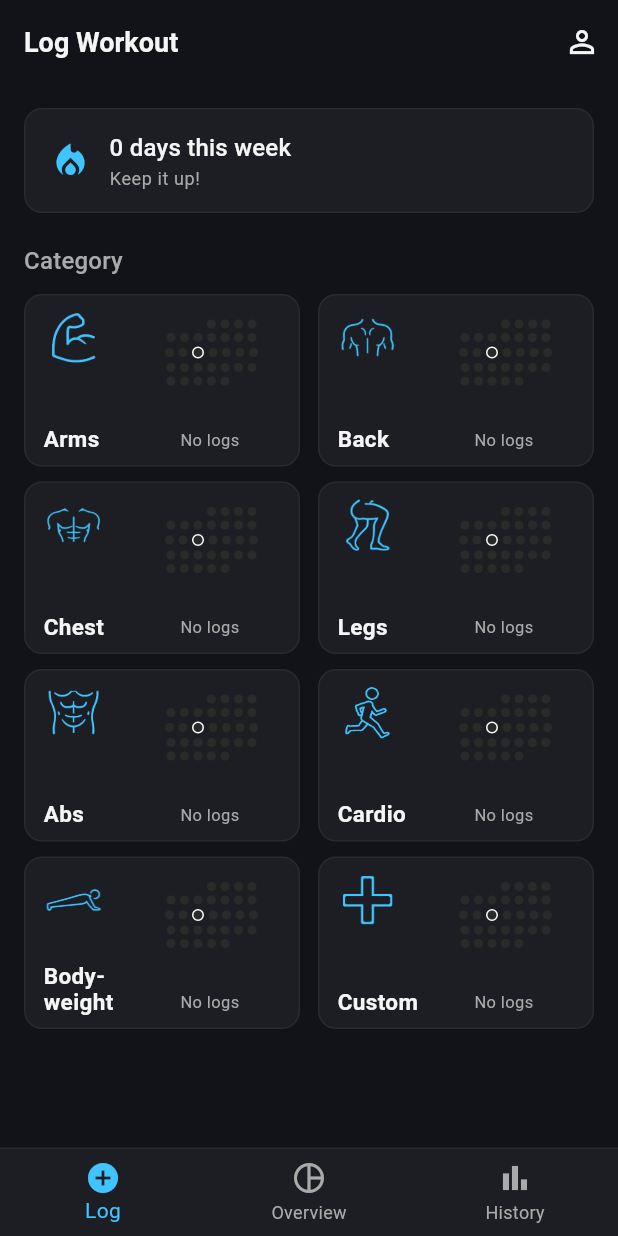
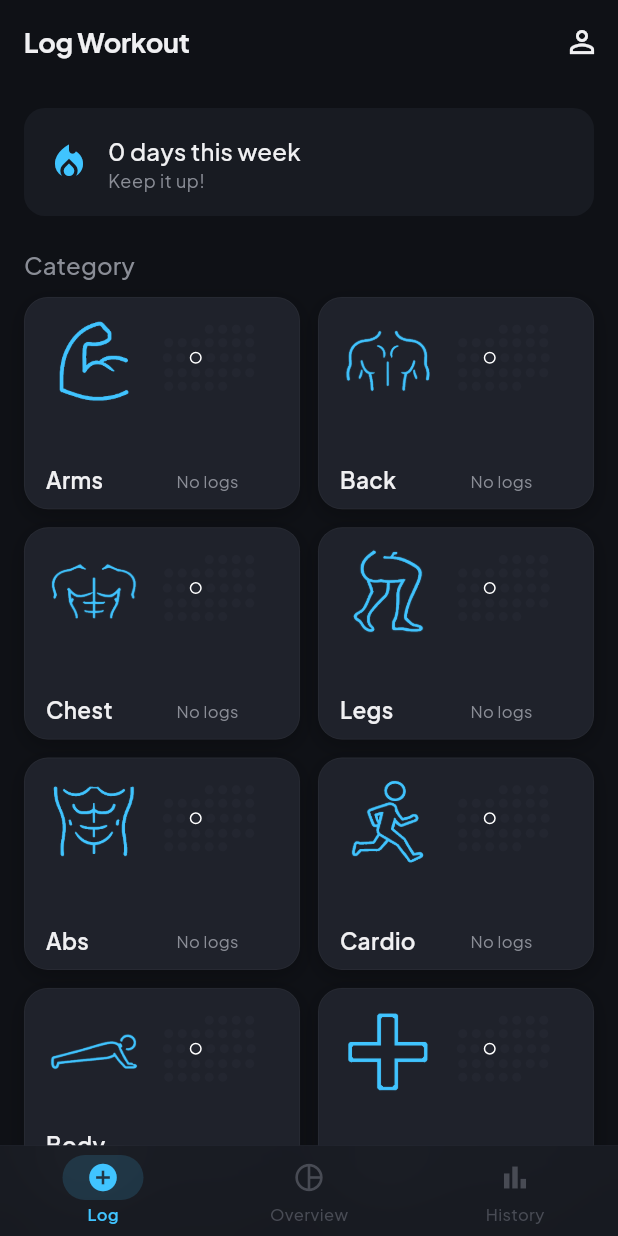
Before and after one commit to florenceyay/workout_app, a Flutter app: the screen it shows once a user with an empty profile is signed in, on a phone screen of 412 x 824 dp. Run offline on Flutter 3.47's test engine with Material 3 defaults, Android fonts, the phone set to English and light mode, and no system bars; our stand-ins replace cloud_firestore, firebase_auth, firebase_core, fl_chart, flutter_riverpod, google_fonts and 3 more; accounts and stored records are empty.

Commit message:
UI polish pass and dependency updates across workout, history, and overview screens
Co-Authored-By: Claude Sonnet 4.6 <noreply@anthropic.com>

```diff
--- a/lib/features/shared/theme/app_theme.dart
+++ b/lib/features/shared/theme/app_theme.dart
@@ -1,14 +1,16 @@
 import 'package:flutter/material.dart';
+import 'package:google_fonts/google_fonts.dart';
 
 class AppColors {
-  static const background = Color(0xFF111318);
-  static const surface = Color(0xFF1C1E24);
+  static const background = Color(0xFF0F1116);
+  static const surface = Color(0xFF181B22);
+  static const surfaceLight = Color(0xFF1F222B); // elevated cards
   static Color accent = const Color(0xFF40C4FF);
-  static const textPrimary = Color(0xFFF5F5F5);
-  static const textSecondary = Color(0xFFAAAAAA);
-  static const textGhost = Color(0xFF555555);
+  static const textPrimary = Color(0xFFF0F0F2);
+  static const textSecondary = Color(0xFF8A8D96);
+  static const textGhost = Color(0xFF484B54);
   static const prGold = Color(0xFFFFD700);
-  static const divider = Color(0xFF2A2A2A);
+  static const divider = Color(0xFF232630);
   static const error = Color(0xFFCF6679);
 }
 
@@ -27,14 +29,39 @@ const List<Color> themeColors = [
   Color(0xFF14B8A6), // Teal
 ];
 
+TextTheme _buildTextTheme() {
+  final base = GoogleFonts.plusJakartaSansTextTheme();
+  return base.copyWith(
+    headlineLarge: base.headlineLarge?.copyWith(
+        color: AppColors.textPrimary, fontSize: 28, fontWeight: FontWeight.w700, letterSpacing: -0.5),
+    headlineMedium: base.headlineMedium?.copyWith(
+        color: AppColors.textPrimary, fontSize: 22, fontWeight: FontWeight.w700, letterSpacing: -0.3),
+    titleLarge: base.titleLarge?.copyWith(
+        color: AppColors.textPrimary, fontSize: 18, fontWeight: FontWeight.w600, letterSpacing: -0.2),
+    titleMedium: base.titleMedium?.copyWith(
+        color: AppColors.textPrimary, fontSize: 16, fontWeight: FontWeight.w500),
+    bodyLarge: base.bodyLarge?.copyWith(
+        color: AppColors.textPrimary, fontSize: 16, fontWeight: FontWeight.w400),
+    bodyMedium: base.bodyMedium?.copyWith(
+        color: AppColors.textSecondary, fontSize: 14, fontWeight: FontWeight.w400),
+    bodySmall: base.bodySmall?.copyWith(
+        color: AppColors.textSecondary, fontSize: 12, fontWeight: FontWeight.w400),
+    labelLarge: base.labelLarge?.copyWith(
+        color: AppColors.textPrimary, fontSize: 14, fontWeight: FontWeight.w600),
+  );
+}
+
 ThemeData buildAppTheme({Color? accentColor}) {
   if (accentColor != null) {
     AppColors.accent = accentColor;
   }
   final accent = AppColors.accent;
+  final textTheme = _buildTextTheme();
+
   return ThemeData(
     brightness: Brightness.dark,
     scaffoldBackgroundColor: AppColors.background,
+    fontFamily: GoogleFonts.plusJakartaSans().fontFamily,
     colorScheme: ColorScheme.dark(
       primary: accent,
       secondary: accent,
@@ -44,39 +71,42 @@ ThemeData buildAppTheme({Color? accentColor}) {
       onSecondary: AppColors.textPrimary,
       onSurface: AppColors.textPrimary,
     ),
-    appBarTheme: const AppBarTheme(
+    appBarTheme: AppBarTheme(
       backgroundColor: AppColors.background,
       foregroundColor: AppColors.textPrimary,
       elevation: 0,
       centerTitle: false,
+      titleTextStyle: textTheme.titleLarge,
     ),
     cardTheme: CardThemeData(
       color: AppColors.surface,
       elevation: 0,
-      shape: RoundedRectangleBorder(borderRadius: BorderRadius.circular(12)),
+      shape: RoundedRectangleBorder(borderRadius: BorderRadius.circular(14)),
       margin: EdgeInsets.zero,
     ),
     bottomNavigationBarTheme: BottomNavigationBarThemeData(
       backgroundColor: AppColors.surface,
       selectedItemColor: accent,
-      unselectedItemColor: AppColors.textSecondary,
+      unselectedItemColor: AppColors.textGhost,
       showUnselectedLabels: true,
       type: BottomNavigationBarType.fixed,
+      selectedLabelStyle: const TextStyle(fontSize: 11, fontWeight: FontWeight.w600),
+      unselectedLabelStyle: const TextStyle(fontSize: 11, fontWeight: FontWeight.w500),
     ),
     inputDecorationTheme: InputDecorationTheme(
       filled: true,
       fillColor: AppColors.surface,
       border: OutlineInputBorder(
-        borderRadius: BorderRadius.circular(10),
-        borderSide: const BorderSide(color: AppColors.divider),
+        borderRadius: BorderRadius.circular(12),
+        borderSide: BorderSide.none,
       ),
       enabledBorder: OutlineInputBorder(
-        borderRadius: BorderRadius.circular(10),
-        borderSide: const BorderSide(color: AppColors.divider),
+        borderRadius: BorderRadius.circular(12),
+        borderSide: BorderSide.none,
       ),
       focusedBorder: OutlineInputBorder(
-        borderRadius: BorderRadius.circular(10),
-        borderSide: BorderSide(color: accent, width: 2),
+        borderRadius: BorderRadius.circular(12),
+        borderSide: BorderSide(color: accent, width: 1.5),
       ),
       labelStyle: const TextStyle(color: AppColors.textSecondary),
       hintStyle: const TextStyle(color: AppColors.textGhost),
@@ -85,24 +115,16 @@ ThemeData buildAppTheme({Color? accentColor}) {
       style: ElevatedButton.styleFrom(
         backgroundColor: accent,
         foregroundColor: AppColors.textPrimary,
-        minimumSize: const Size(double.infinity, 56),
-        shape: RoundedRectangleBorder(borderRadius: BorderRadius.circular(12)),
+        minimumSize: const Size(double.infinity, 54),
+        shape: RoundedRectangleBorder(borderRadius: BorderRadius.circular(14)),
         textStyle: const TextStyle(fontSize: 16, fontWeight: FontWeight.w600),
+        elevation: 0,
       ),
     ),
     textButtonTheme: TextButtonThemeData(
       style: TextButton.styleFrom(foregroundColor: accent),
     ),
-    dividerTheme: const DividerThemeData(color: AppColors.divider, thickness: 1),
-    textTheme: const TextTheme(
-      headlineLarge: TextStyle(color: AppColors.textPrimary, fontSize: 28, fontWeight: FontWeight.bold),
-      headlineMedium: TextStyle(color: AppColors.textPrimary, fontSize: 22, fontWeight: FontWeight.bold),
-      titleLarge: TextStyle(color: AppColors.textPrimary, fontSize: 18, fontWeight: FontWeight.w600),
-      titleMedium: TextStyle(color: AppColors.textPrimary, fontSize: 16, fontWeight: FontWeight.w500),
-      bodyLarge: TextStyle(color: AppColors.textPrimary, fontSize: 16),
-      bodyMedium: TextStyle(color: AppColors.textSecondary, fontSize: 14),
-      bodySmall: TextStyle(color: AppColors.textSecondary, fontSize: 12),
-      labelLarge: TextStyle(color: AppColors.textPrimary, fontSize: 14, fontWeight: FontWeight.w600),
-    ),
+    dividerTheme: const DividerThemeData(color: AppColors.divider, thickness: 0.5),
+    textTheme: textTheme,
   );
 }
--- a/lib/features/shared/widgets/main_screen.dart
+++ b/lib/features/shared/widgets/main_screen.dart
@@ -1,3 +1,4 @@
+import 'dart:ui';
 import 'package:flutter/material.dart';
 import '../../workout/screens/category_screen.dart';
 import '../../overview/screens/overview_screen.dart';
@@ -24,26 +25,106 @@ class _MainScreenState extends State<MainScreen> {
   Widget build(BuildContext context) {
     return Scaffold(
       body: IndexedStack(index: _index, children: _screens),
-      bottomNavigationBar: Container(
-        decoration: const BoxDecoration(
-          border: Border(top: BorderSide(color: AppColors.divider, width: 1)),
+      extendBody: true,
+      bottomNavigationBar: ClipRRect(
+        child: BackdropFilter(
+          filter: ImageFilter.blur(sigmaX: 24, sigmaY: 24),
+          child: Container(
+            decoration: BoxDecoration(
+              color: AppColors.surface.withValues(alpha: 0.88),
+              border: const Border(
+                top: BorderSide(color: AppColors.divider, width: 0.5),
+              ),
+            ),
+            child: SafeArea(
+              top: false,
+              child: Padding(
+                padding: const EdgeInsets.symmetric(vertical: 6),
+                child: Row(
+                  mainAxisAlignment: MainAxisAlignment.spaceAround,
+                  children: [
+                    _NavItem(
+                      icon: Icons.add_circle_outline,
+                      activeIcon: Icons.add_circle,
+                      label: 'Log',
+                      isActive: _index == 0,
+                      onTap: () => setState(() => _index = 0),
+                    ),
+                    _NavItem(
+                      icon: Icons.pie_chart_outline,
+                      activeIcon: Icons.pie_chart,
+                      label: 'Overview',
+                      isActive: _index == 1,
+                      onTap: () => setState(() => _index = 1),
+                    ),
+                    _NavItem(
+                      icon: Icons.bar_chart_outlined,
+                      activeIcon: Icons.bar_chart,
+                      label: 'History',
+                      isActive: _index == 2,
+                      onTap: () => setState(() => _index = 2),
+                    ),
+                  ],
+                ),
+              ),
+            ),
+          ),
         ),
-        child: BottomNavigationBar(
-          currentIndex: _index,
-          onTap: (i) => setState(() => _index = i),
-          items: const [
-            BottomNavigationBarItem(
-                icon: Icon(Icons.add_circle_outline),
-                activeIcon: Icon(Icons.add_circle),
-                label: 'Log'),
-            BottomNavigationBarItem(
-                icon: Icon(Icons.pie_chart_outline),
-                activeIcon: Icon(Icons.pie_chart),
-                label: 'Overview'),
-            BottomNavigationBarItem(
-                icon: Icon(Icons.bar_chart_outlined),
-                activeIcon: Icon(Icons.bar_chart),
-                label: 'History'),
+      ),
+    );
+  }
+}
+
+class _NavItem extends StatelessWidget {
+  final IconData icon;
+  final IconData activeIcon;
+  final String label;
+  final bool isActive;
+  final VoidCallback onTap;
+
+  const _NavItem({
+    required this.icon,
+    required this.activeIcon,
+    required this.label,
+    required this.isActive,
+    required this.onTap,
+  });
+
+  @override
+  Widget build(BuildContext context) {
+    return GestureDetector(
+      behavior: HitTestBehavior.opaque,
+      onTap: onTap,
+      child: SizedBox(
+        width: 72,
+        child: Column(
+          mainAxisSize: MainAxisSize.min,
+          children: [
+            AnimatedContainer(
+              duration: const Duration(milliseconds: 200),
+              curve: Curves.easeOut,
+              padding: const EdgeInsets.symmetric(horizontal: 16, vertical: 4),
+              decoration: BoxDecoration(
+                color: isActive
+                    ? AppColors.accent.withValues(alpha: 0.15)
+                    : Colors.transparent,
+                borderRadius: BorderRadius.circular(16),
+              ),
+              child: Icon(
+                isActive ? activeIcon : icon,
+                color: isActive ? AppColors.accent : AppColors.textGhost,
+                size: 22,
+              ),
+            ),
+            const SizedBox(height: 2),
+            Text(
+              label,
+              style: TextStyle(
+                color: isActive ? AppColors.accent : AppColors.textGhost,
+                fontSize: 11,
+                fontWeight: isActive ? FontWeight.w600 : FontWeight.w500,
+              ),
+            ),
           ],
         ),
       ),
--- a/lib/features/workout/screens/category_screen.dart
+++ b/lib/features/workout/screens/category_screen.dart
@@ -202,9 +202,9 @@ class _CategoryScreenState extends ConsumerState<CategoryScreen> {
                   physics: const NeverScrollableScrollPhysics(),
                   gridDelegate: const SliverGridDelegateWithFixedCrossAxisCount(
                     crossAxisCount: 2,
-                    mainAxisSpacing: 10,
+                    mainAxisSpacing: 12,
                     crossAxisSpacing: 12,
-                    childAspectRatio: 1.6,
+                    childAspectRatio: 1.3,
                   ),
                   itemCount: _categories.length,
                   itemBuilder: (context, i) {
@@ -371,11 +371,21 @@ class _CategoryTile extends StatelessWidget {
       onTap: onTap,
       child: Container(
         decoration: BoxDecoration(
-          color: AppColors.surface,
-          borderRadius: BorderRadius.circular(12),
-          border: Border.all(color: AppColors.divider),
+          color: AppColors.surfaceLight,
+          borderRadius: BorderRadius.circular(16),
+          border: Border.all(
+            color: Colors.white.withValues(alpha: 0.05),
+            width: 0.5,
+          ),
+          boxShadow: [
+            BoxShadow(
+              color: Colors.black.withValues(alpha: 0.25),
+              blurRadius: 12,
+              offset: const Offset(0, 4),
+            ),
+          ],
         ),
-        padding: const EdgeInsets.fromLTRB(12, 8, 12, 8),
+        padding: const EdgeInsets.fromLTRB(14, 10, 14, 10),
         child: Stack(
           children: [
             Column(
@@ -384,8 +394,8 @@ class _CategoryTile extends StatelessWidget {
               children: [
                 Image.asset(
                   asset,
-                  width: 40,
-                  height: 40,
+                  width: 64,
+                  height: 64,
                   color: tint,
                   filterQuality: FilterQuality.medium,
                 ),
@@ -550,11 +560,10 @@ class _StreakCard extends StatelessWidget {
   @override
   Widget build(BuildContext context) {
     return Container(
-      padding: const EdgeInsets.symmetric(horizontal: 16, vertical: 14),
+      padding: const EdgeInsets.symmetric(horizontal: 16, vertical: 16),
       decoration: BoxDecoration(
         color: AppColors.surface,
-        borderRadius: BorderRadius.circular(12),
-        border: Border.all(color: AppColors.divider),
+        borderRadius: BorderRadius.circular(14),
       ),
       child: Row(
         children: [
@@ -595,9 +604,8 @@ class _QuickLogChip extends StatelessWidget {
       child: Container(
         padding: const EdgeInsets.symmetric(horizontal: 16, vertical: 10),
         decoration: BoxDecoration(
-          color: AppColors.accent.withValues(alpha: 0.15),
+          color: AppColors.accent.withValues(alpha: 0.12),
           borderRadius: BorderRadius.circular(22),
-          border: Border.all(color: AppColors.accent.withValues(alpha: 0.4)),
         ),
         child: Row(
           mainAxisSize: MainAxisSize.min,
--- a/lib/features/workout/screens/subcategory_screen.dart
+++ b/lib/features/workout/screens/subcategory_screen.dart
@@ -177,8 +177,7 @@ class _SubcategoryScreenState extends ConsumerState<SubcategoryScreen> {
                 return Container(
                   decoration: BoxDecoration(
                     color: AppColors.surface,
-                    borderRadius: BorderRadius.circular(12),
-                    border: Border.all(color: AppColors.divider),
+                    borderRadius: BorderRadius.circular(14),
                   ),
                   child: Column(
                     children: [
--- a/pubspec.yaml
+++ b/pubspec.yaml
@@ -47,6 +47,9 @@ dependencies:
 
   # Local storage
   shared_preferences: ^2.5.3
+
+  # Typography
+  google_fonts: ^6.2.1
 
   # Utilities
   uuid: ^4.5.1
```
Also changed, not shown: lib/features/history/screens/exercise_detail_screen.dart (+7 -10 lines), lib/features/history/screens/history_screen.dart (+26 -17 lines), lib/features/overview/screens/overview_screen.dart (+4 -11 lines), lib/features/workout/screens/custom_workout_creation_screen.dart (+12 -14 lines), lib/features/workout/screens/logging_screen.dart (+3 -11 lines), pubspec.lock.
